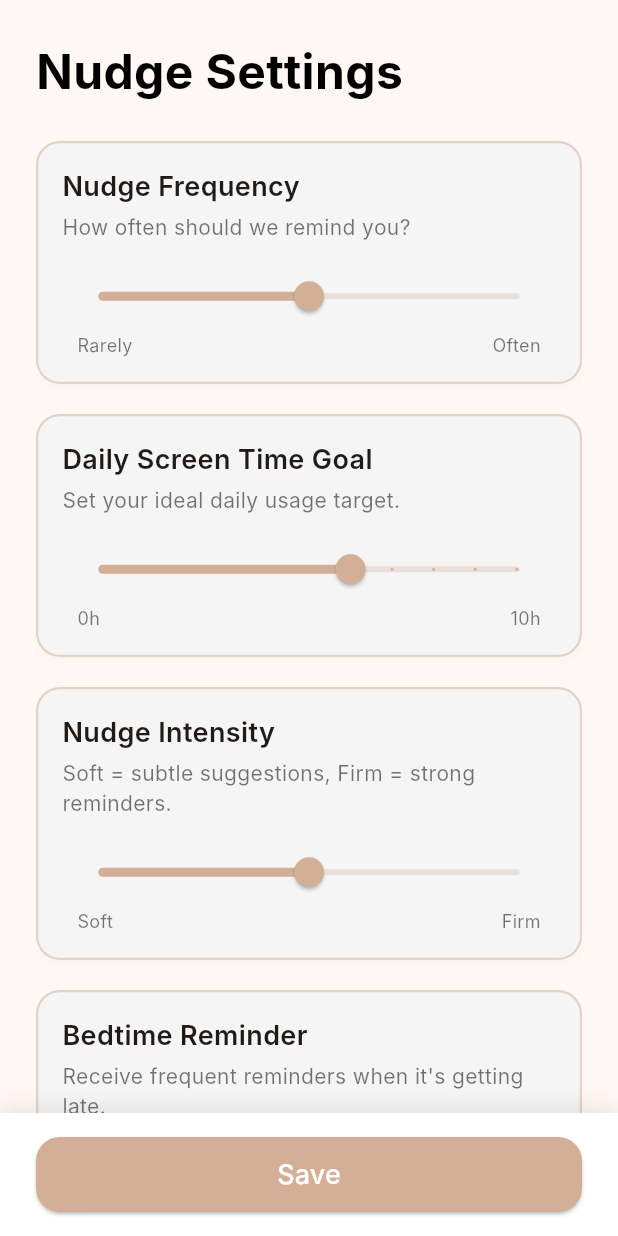
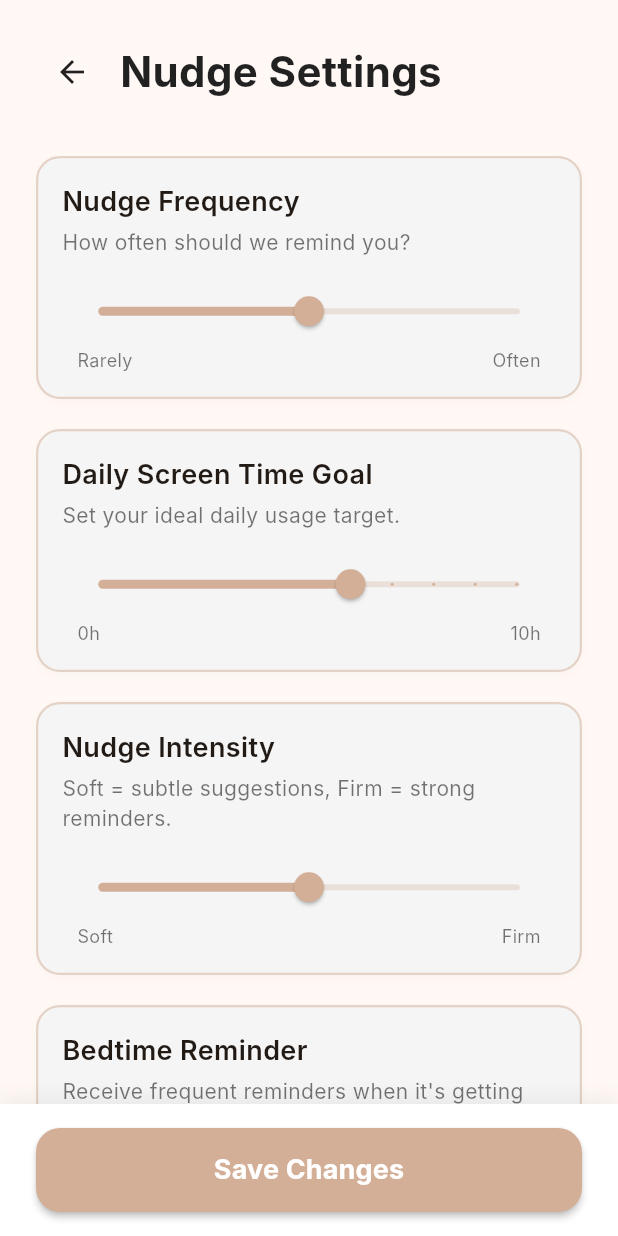
Before and after one commit to Meantfornothing/screentime, a Flutter app: the _SettingsView screen opened directly, on a phone screen of 412 x 824 dp. Run offline on Flutter 3.47's test engine with Material 3 defaults, Android fonts, the phone set to English and light mode, and no system bars; our stand-ins replace flutter_bloc, flutter_local_notifications, get_it, hive, hive_flutter; missing offline and left inert: app_usage, workmanager; accounts and stored records are empty; Roboto replaces fonts that are missing (Inter); statements that could not run were skipped.

Commit message:
different flow, in the middle of changes

```diff
--- a/lib/features/app_management/presentation/pages/settings_screen.dart
+++ b/lib/features/app_management/presentation/pages/settings_screen.dart
@@ -7,14 +7,13 @@ import '../cubit/settings_cubit.dart';
 import '../cubit/settings_state.dart';
 
 // Import Widgets
-import '../widgets/widgets.dart'; // Barrel import
+import '../widgets/widgets.dart';
 
 class SettingsScreen extends StatelessWidget {
   const SettingsScreen({super.key});
 
   @override
   Widget build(BuildContext context) {
-    // 1. Provide the SettingsCubit
     return BlocProvider(
       create: (context) => sl<SettingsCubit>()..loadSettings(),
       child: const _SettingsView(),
@@ -27,7 +26,6 @@ class _SettingsView extends StatelessWidget {
 
   @override
   Widget build(BuildContext context) {
-    // 2. Listen to state changes
     return BlocBuilder<SettingsCubit, SettingsState>(
       builder: (context, state) {
 
@@ -37,7 +35,6 @@ class _SettingsView extends StatelessWidget {
           );
         }
 
-        // 3. Extract settings for easier access
         final settings = state.settings;
 
         return Scaffold(
@@ -48,50 +45,53 @@ class _SettingsView extends StatelessWidget {
                   child: ListView(
                     padding: const EdgeInsets.all(24.0),
                     children: [
-                      const Text(
-                        'Nudge Settings', // Changed from 'Nudges'
-                        style: TextStyle(
-                          fontSize: 32,
-                          fontWeight: FontWeight.bold,
-                          color: Colors.black,
-                        ),
+                      // 2. Added a manual back button and header area
+                      Row(
+                        children: [
+                          IconButton(
+                            icon: const Icon(Icons.arrow_back, color: Colors.black87),
+                            onPressed: () => Navigator.pop(context),
+                          ),
+                          const SizedBox(width: 8),
+                          const Text(
+                            'Nudge Settings',
+                            style: TextStyle(
+                              fontSize: 28,
+                              fontWeight: FontWeight.bold,
+                              color: Colors.black87,
+                            ),
+                          ),
+                        ],
                       ),
-                      const SizedBox(height: 24),
+                      const SizedBox(height: 32),
 
-                      // 1. Length of Break Reminder (Which you want to act as frequency)
                       SliderSetting(
-                        title: 'Nudge Frequency', // Updated label as well
+                        title: 'Nudge Frequency',
                         description: 'How often should we remind you?',
                         minLabel: 'Rarely',
                         maxLabel: 'Often',
-                        // Bind to state
                         initialValue: settings.breakReminderFrequency,
                         onChanged: (value) {
-                          // Call Cubit
                           context.read<SettingsCubit>().updateBreakFrequency(value);
                         },
                       ),
                       const SizedBox(height: 20),
 
-                      // 2. Daily Screen Time Goal
                       SliderSetting(
                         title: 'Daily Screen Time Goal',
                         description: 'Set your ideal daily usage target.',
                         minLabel: '0h',
                         maxLabel: '10h',
-                        // Convert minutes (0-600) to slider value (0.0-1.0)
                         initialValue: settings.dailyScreenTimeGoalMinutes / 600.0,
                         divisions: 10,
                         labelMapper: (value) => '${(value * 10).round()}h',
                         onChanged: (value) {
-                          // Convert slider (0.0-1.0) back to minutes (0-600)
                           final minutes = (value * 600).round();
                           context.read<SettingsCubit>().updateDailyGoal(minutes);
                         },
                       ),
                       const SizedBox(height: 20),
 
-                      // 3. Nudge Intensity
                       SliderSetting(
                         title: 'Nudge Intensity',
                         description: 'Soft = subtle suggestions, Firm = strong reminders.',
@@ -104,7 +104,6 @@ class _SettingsView extends StatelessWidget {
                       ),
                       const SizedBox(height: 20),
 
-                      // 4. Bedtime Reminder
                       TimePickerSetting(
                         title: 'Bedtime Reminder',
                         description: 'Receive frequent reminders when it\'s getting late.',
@@ -116,19 +115,19 @@ class _SettingsView extends StatelessWidget {
                           context.read<SettingsCubit>().updateBedtime(newTime.hour, newTime.minute);
                         },
                       ),
-                      const SizedBox(height: 30),
+                      const SizedBox(height: 40),
                     ],
                   ),
                 ),
 
-                // Save Button
+                // Fixed Save Button at the bottom
                 Container(
                   padding: const EdgeInsets.symmetric(horizontal: 24, vertical: 16),
                   decoration: BoxDecoration(
                     color: Colors.white,
                     boxShadow: [
                       BoxShadow(
-                        color: Colors.black.withOpacity(0.08),
+                        color: Colors.black.withOpacity(0.05),
                         blurRadius: 10,
                         offset: const Offset(0, -5),
                       ),
@@ -136,22 +135,25 @@ class _SettingsView extends StatelessWidget {
                   ),
                   child: ElevatedButton(
                     onPressed: () {
-                      // Trigger save
                       context.read<SettingsCubit>().saveSettings();
                       ScaffoldMessenger.of(context).showSnackBar(
-                        const SnackBar(content: Text('Settings saved!')),
+                        const SnackBar(
+                          content: Text('Settings saved successfully!'),
+                          behavior: SnackBarBehavior.floating,
+                        ),
                       );
                     },
                     style: ElevatedButton.styleFrom(
                       backgroundColor: const Color(0xFFD4AF98),
-                      minimumSize: const Size(double.infinity, 50),
+                      minimumSize: const Size(double.infinity, 56),
                       shape: RoundedRectangleBorder(
                         borderRadius: BorderRadius.circular(16),
                       ),
+                      elevation: 2,
                     ),
                     child: const Text(
-                      'Save',
-                      style: TextStyle(fontSize: 18, color: Colors.white),
+                      'Save Changes',
+                      style: TextStyle(fontSize: 18, fontWeight: FontWeight.bold, color: Colors.white),
                     ),
                   ),
                 ),
```
Also changed, not shown: lib/features/app_management/presentation/pages/dashboard_screen.dart (+32 -30 lines), lib/features/app_management/presentation/pages/preferences_screen.dart (+27 -17 lines).
